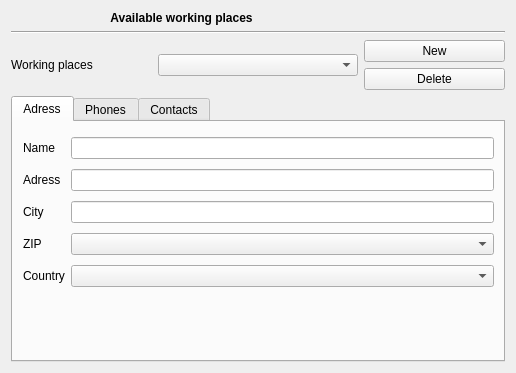
FreeHealth/freehealth, file plugins/accountplugin/preferences/sitespage.ui: the form before one commit.
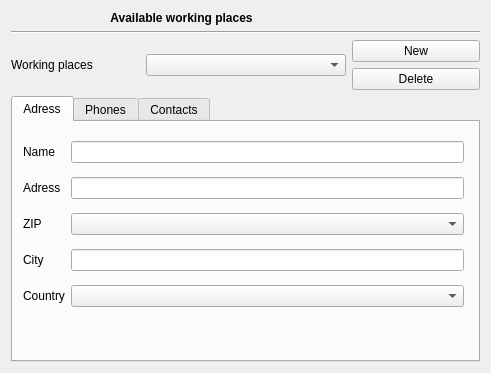
The form after the commit.

```diff
--- a/plugins/accountplugin/preferences/sitespage.ui
+++ b/plugins/accountplugin/preferences/sitespage.ui
@@ -6,7 +6,7 @@
    <rect>
     <x>0</x>
     <y>0</y>
-    <width>516</width>
+    <width>491</width>
     <height>373</height>
    </rect>
   </property>
@@ -87,8 +87,8 @@
         <rect>
          <x>10</x>
          <y>11</y>
-         <width>471</width>
-         <height>161</height>
+         <width>441</width>
+         <height>184</height>
         </rect>
        </property>
        <layout class="QGridLayout" name="gridLayout_2">
@@ -102,7 +102,7 @@
           </property>
          </widget>
         </item>
-        <item row="0" column="1">
+        <item row="0" column="2">
          <widget class="QLineEdit" name="nameEdit">
           <property name="minimumSize">
            <size>
@@ -122,10 +122,10 @@
           </property>
          </widget>
         </item>
-        <item row="1" column="1">
+        <item row="1" column="2">
          <widget class="QLineEdit" name="adressEdit"/>
         </item>
-        <item row="2" column="0">
+        <item row="3" column="0">
          <widget class="QLabel" name="cityLabel">
           <property name="text">
            <string>City</string>
@@ -135,23 +135,10 @@
           </property>
          </widget>
         </item>
-        <item row="2" column="1">
+        <item row="3" column="2">
          <widget class="QLineEdit" name="cityEdit"/>
         </item>
-        <item row="3" column="0">
-         <widget class="QLabel" name="zipLabel">
-          <property name="text">
-           <string>ZIP</string>
-          </property>
-          <property name="buddy">
-           <cstring>zipComboBox</cstring>
-          </property>
-         </widget>
-        </item>
-        <item row="3" column="1">
-         <widget class="QComboBox" name="zipComboBox"/>
-        </item>
-        <item row="4" column="0">
+        <item row="5" column="0">
          <widget class="QLabel" name="countryLabel">
           <property name="text">
            <string>Country</string>
@@ -161,9 +148,22 @@
           </property>
          </widget>
         </item>
-        <item row="4" column="1">
+        <item row="5" column="2">
          <widget class="QComboBox" name="countryComboBox"/>
         </item>
+        <item row="2" column="0">
+         <widget class="QLabel" name="zipLabel">
+          <property name="text">
+           <string>ZIP</string>
+          </property>
+          <property name="buddy">
+           <cstring>zipComboBox</cstring>
+          </property>
+         </widget>
+        </item>
+        <item row="2" column="2">
+         <widget class="QComboBox" name="zipComboBox"/>
+        </item>
        </layout>
       </widget>
      </widget>
```
